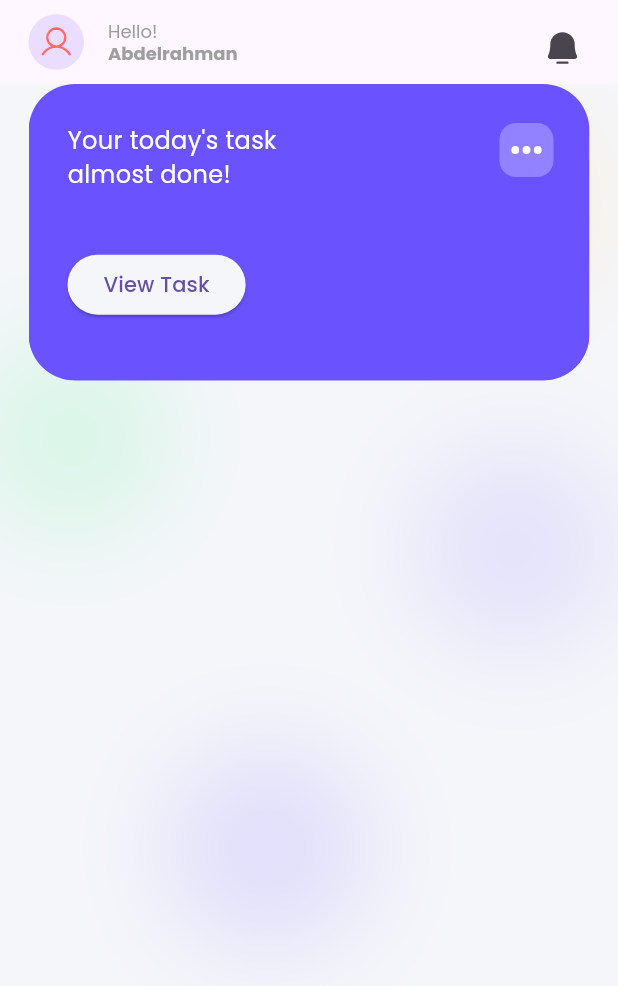
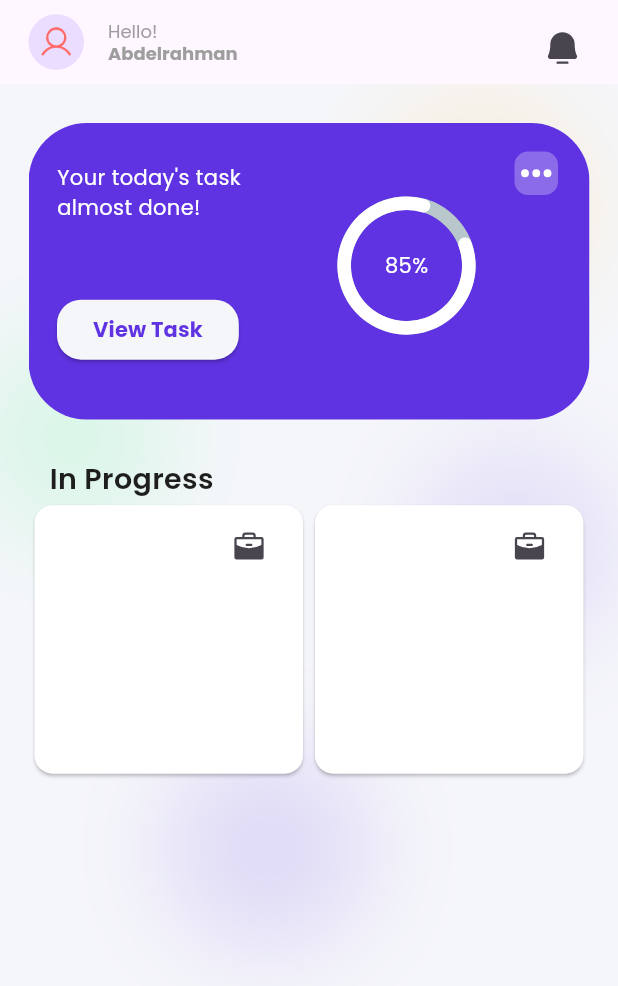
Before and after one commit to Abdelrahman2335/daily_activity, a Flutter app: the HomePage screen opened directly, on a phone screen of 412 x 824 dp. Shown: the top 986 px of the screen. Run offline on Flutter 3.47's test engine with Material 3 defaults, Android fonts, the phone set to English and light mode, and no system bars; drawn by our look-alikes of percent_indicator; our stand-ins replace google_fonts, phosphor_flutter.

Commit message:
Done of the app bar, will work on the body.

```diff
--- a/lib/app/core/constants/app_colors.dart
+++ b/lib/app/core/constants/app_colors.dart
@@ -1,7 +1,7 @@
 import 'dart:ui';
 
 class AppColors {
-  static const primary = Color(0xFF6A53FF); /// That nice purple (buttons, active tabs)
+  static const primary = Color(0xFF5F33E1); /// That nice purple (buttons, active tabs)
   static const secondary = Color(0xFFFFC542); /// Yellow/orange (tags, accents)
   static const background = Color(0xFFF5F6FA); /// App background
   static const card = Color(0xFFFFFFFF); /// For cards
--- a/lib/app/core/constants/app_text_styles.dart
+++ b/lib/app/core/constants/app_text_styles.dart
@@ -10,15 +10,19 @@ class AppTextStyles {
   );
 
   static const headingMedium = TextStyle(
-    fontSize: 24,
+    fontSize: 19,
     fontWeight: FontWeight.w600,
     color: AppColors.textPrimary,
   );
 
   static const body = TextStyle(
-    fontSize: 16,
+    fontSize: 14,
     fontWeight: FontWeight.normal,
     color: AppColors.card,
+  ); static const bodyBold = TextStyle(
+    fontSize: 14,
+    fontWeight: FontWeight.bold,
+    color: AppColors.primary,
   );
 
   static const small = TextStyle(
--- a/lib/app/presentation/pages/home_page.dart
+++ b/lib/app/presentation/pages/home_page.dart
@@ -1,6 +1,8 @@
 import 'package:daily_activity/app/core/constants/app_text_styles.dart';
 import 'package:daily_activity/app/presentation/widgets/app_background.dart';
+import 'package:daily_activity/app/presentation/widgets/in_progress_todo.dart';
 import 'package:flutter/material.dart';
+import 'package:percent_indicator/circular_percent_indicator.dart';
 import 'package:phosphor_flutter/phosphor_flutter.dart';
 
 import '../../core/constants/app_colors.dart';
@@ -53,7 +55,9 @@ class _HomePageState extends State<HomePage> {
         children: [
           CustomScrollView(
             slivers: [
-              SliverAppBar(
+              SliverPadding(
+                padding: EdgeInsets.symmetric(vertical: 26),
+                sliver: SliverAppBar(
                   backgroundColor: Colors.transparent,
                   pinned: true,
                   stretch: true,
@@ -67,48 +71,90 @@ class _HomePageState extends State<HomePage> {
                   flexibleSpace: FlexibleSpaceBar(
                       background: ClipRRect(
                     borderRadius: BorderRadius.vertical(
-                    bottom: Radius.circular(31),
-                    top: Radius.circular(31),
+                      bottom: Radius.circular(39),
+                      top: Radius.circular(39),
                     ),
                     child: Container(
                       color: AppColors.primary,
                       child: Stack(children: [
                         Positioned(
                           top: 26,
-                        left: 26,
+                          left: 19,
                           child: Text(
                             "Your today's task\nalmost done!",
                             style: AppTextStyles.body,
                           ),
                         ),
                         Positioned(
-                        bottom: 40,
-                        left: 26,
+                          bottom: 36,
+                          left: 19,
                           child: ElevatedButton(
                             onPressed: () {},
                             style: ElevatedButton.styleFrom(
+                                shape: RoundedRectangleBorder(
+                                  borderRadius: BorderRadius.circular(16),
+                                ),
                                 backgroundColor: AppColors.background),
-                          child: Text("View Task"),
+                            child: Text(
+                              "View Task",
+                              style: AppTextStyles.bodyBold,
+                            ),
                           ),
                         ),
                         Positioned(
-                          top: 26,
-                          right: 24,
+                            top: 19,
+                            right: 21,
                             child: Container(
                               decoration: BoxDecoration(
-                              borderRadius: BorderRadius.circular(11),
+                                borderRadius: BorderRadius.circular(9),
                                 color: AppColors.card.withAlpha(70),
-
                               ),
-                            width: 36,
-                            height: 36,
-                            child: Icon(PhosphorIcons.dotsThreeOutline(
-                                PhosphorIconsStyle.fill),color: AppColors.card,),
-                          ))
+                              width: 29,
+                              height: 29,
+                              child: Icon(
+                                PhosphorIcons.dotsThreeOutline(
+                                    PhosphorIconsStyle.fill),
+                                color: AppColors.card,
+                              ),
+                            )),
+                        Positioned(
+                            top: 49,
+                            right: 76,
+                            child: CircularPercentIndicator(
+                              startAngle: 70,
+                              radius: 46.0,
+                              lineWidth: 9.0,
+                              percent: 0.85,
+                              center: const Text(
+                                "85%",
+                                style: AppTextStyles.body,
+                              ),
+                              progressColor: AppColors.card,
+                              circularStrokeCap: CircularStrokeCap.round,
+                              animation: true,
+                              animationDuration: 1700,
+                            )),
                       ]),
                     ),
                   )),
-              )
+                ),
+              ),
+              const SliverToBoxAdapter(
+                child: Padding(
+                  padding: EdgeInsets.only(
+                    left: 14,
+                  ),
+                  child: Text(
+                    "In Progress",
+                    style: AppTextStyles.headingMedium,
+                  ),
+                ),
+              ),
+              SliverGrid(
+                delegate: (SliverChildBuilderDelegate(
+                    (context, index) => InProgressTodo(),
+                    childCount: 2)), gridDelegate: SliverGridDelegateWithFixedCrossAxisCount(crossAxisCount: 2),
+              ),
             ],
           ),
         ],
--- /dev/null
+++ b/lib/app/presentation/widgets/in_progress_todo.dart
@@ -0,0 +1,18 @@
+import 'package:daily_activity/app/core/constants/app_colors.dart';
+import 'package:flutter/material.dart';
+import 'package:phosphor_flutter/phosphor_flutter.dart';
+
+class InProgressTodo extends StatelessWidget {
+  const InProgressTodo({super.key});
+
+  @override
+  Widget build(BuildContext context) {
+    return Card(
+      color: AppColors.card,
+      child: ListTile(
+        trailing:  Icon(
+          PhosphorIcons.briefcase(PhosphorIconsStyle.fill),
+      )),
+    );
+  }
+}
--- a/pubspec.yaml
+++ b/pubspec.yaml
@@ -36,6 +36,7 @@ dependencies:
   cupertino_icons: ^1.0.8
   google_fonts: ^6.2.1
   phosphor_flutter: ^2.1.0
+  percent_indicator: ^4.2.5
 
 dev_dependencies:
   flutter_test:
```
Also changed, not shown: pubspec.lock, 4 other files. Lines whose indentation alone changed are shown as unchanged.
